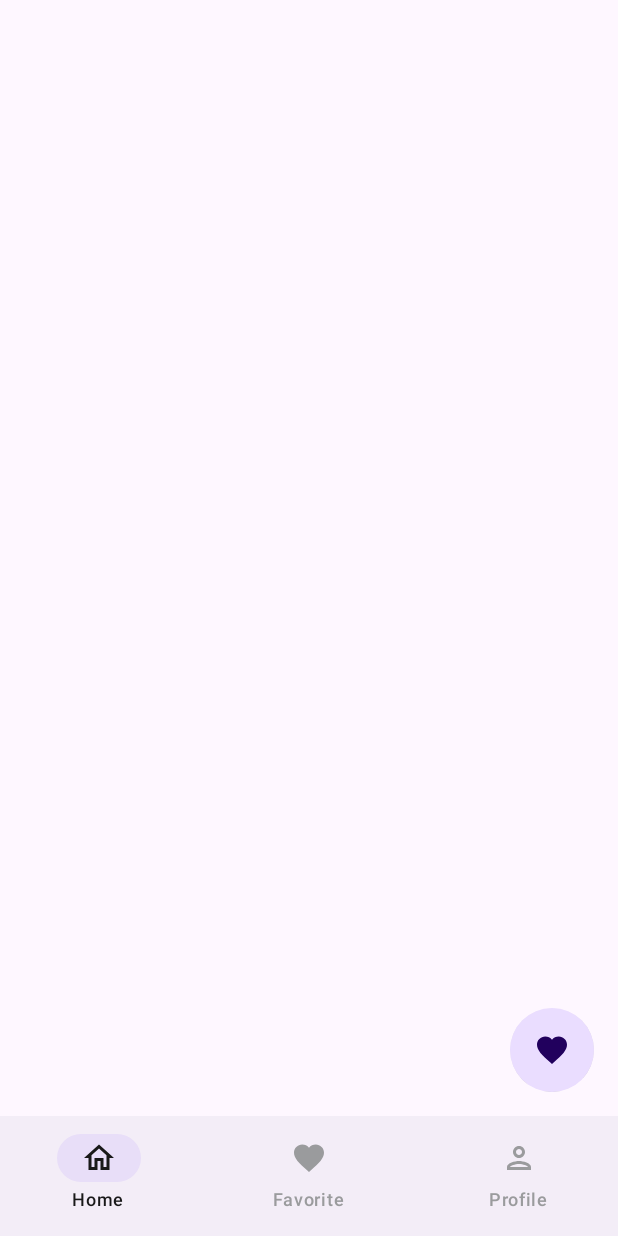
After one commit to Arivan-delete/InstaNewsClient, an Android app built with Jetpack Compose: the composable MainScreen shown on its own in the app's theme, on a phone screen of 412 x 824 dp. The commit adds this screen. Run offline under Robolectric (Android 15) with nearby library versions, the phone set to English and light mode, and no system bars.

Commit message:
Main Screen

```diff
--- /dev/null
+++ b/app/src/main/java/com/example/instagramnewsclient/ui/theme/MainScreen.kt
@@ -0,0 +1,101 @@
+package com.example.instagramnewsclient.ui.theme
+
+import androidx.compose.foundation.layout.Column
+import androidx.compose.foundation.layout.padding
+import androidx.compose.foundation.shape.CircleShape
+import androidx.compose.material.icons.Icons
+import androidx.compose.material.icons.filled.Favorite
+import androidx.compose.material3.FloatingActionButton
+import androidx.compose.material3.FloatingActionButtonDefaults
+import androidx.compose.material3.Icon
+import androidx.compose.material3.MaterialTheme
+import androidx.compose.material3.NavigationBar
+import androidx.compose.material3.NavigationBarDefaults
+import androidx.compose.material3.NavigationBarItem
+import androidx.compose.material3.NavigationBarItemColors
+import androidx.compose.material3.NavigationBarItemDefaults
+import androidx.compose.material3.Scaffold
+import androidx.compose.material3.SnackbarDuration
+import androidx.compose.material3.SnackbarHost
+import androidx.compose.material3.SnackbarHostState
+import androidx.compose.material3.SnackbarResult
+import androidx.compose.material3.Text
+import androidx.compose.runtime.Composable
+import androidx.compose.runtime.mutableStateOf
+import androidx.compose.runtime.remember
+import androidx.compose.runtime.rememberCoroutineScope
+import androidx.compose.ui.Modifier
+import androidx.compose.ui.draw.clip
+import androidx.compose.ui.res.stringResource
+import kotlinx.coroutines.launch
+
+@Composable
+fun MainScreen() {
+    val snackbarHostState = SnackbarHostState()
+    val scope = rememberCoroutineScope()
+    val fabIsVisible = remember {
+        mutableStateOf(true)
+    }
+    Scaffold(
+        snackbarHost = {
+            SnackbarHost(hostState = snackbarHostState)
+        },
+        floatingActionButton = {
+            if (fabIsVisible.value) {
+                FloatingActionButton(
+                    onClick = {
+                        scope.launch {
+                            val action = snackbarHostState.showSnackbar(
+                                message = "This is snackbar",
+                                actionLabel = "Hide FAB",
+                                duration = SnackbarDuration.Long
+                            )
+                            if (action == SnackbarResult.ActionPerformed) {
+                                fabIsVisible.value = false
+                            }
+                        }
+                    },
+                    modifier = Modifier.clip(CircleShape)
+                ) {
+                    Icon(Icons.Filled.Favorite, contentDescription = null)
+                }
+            }
+        },
+        bottomBar = {
+            NavigationBar {
+                val selectedItemPosition = remember {
+                    mutableStateOf(0)
+                }
+                val items = listOf(
+                    NavItem.Home,
+                    NavItem.Favorite,
+                    NavItem.Profile
+                )
+                items.forEachIndexed { index, item ->
+                    NavigationBarItem(
+                        selected = selectedItemPosition.value == index,
+                        onClick = { selectedItemPosition.value = index },
+                        icon = {
+                            Icon(item.icon, contentDescription = null)
+                        },
+                        label = {
+                            Text(text = stringResource(id = item.titleResId))
+                        },
+                        colors = NavigationBarItemDefaults.colors(
+                            selectedIconColor = MaterialTheme.colorScheme.onPrimary,
+                            selectedTextColor = MaterialTheme.colorScheme.onPrimary,
+                            unselectedIconColor = MaterialTheme.colorScheme.onSecondary,
+                            unselectedTextColor = MaterialTheme.colorScheme.onSecondary
+                        )
+                    )
+                }
+            }
+        }
+    ) {
+        Column(
+            modifier = Modifier.padding(it)
+        ) {
+
+        }
+    }
+}
--- a/app/src/main/res/values/strings.xml
+++ b/app/src/main/res/values/strings.xml
@@ -1,4 +1,7 @@
 <resources>
     <string name="app_name">Instagram News Client</string>
     <string name="template_text">Lorem ipsum dolor sit amet, consectetur adipiscing elit.</string>
+    <string name="navigation_item_main">Home</string>
+    <string name="navigation_item_favorite">Favorite</string>
+    <string name="navigation_item_profile">Profile</string>
 </resources>
```
Also changed, not shown: app/src/main/java/com/example/instagramnewsclient/MainActivity.kt (+10 -9 lines), app/src/main/java/com/example/instagramnewsclient/ui/theme/NavItem.kt (added, +30 -0 lines).
